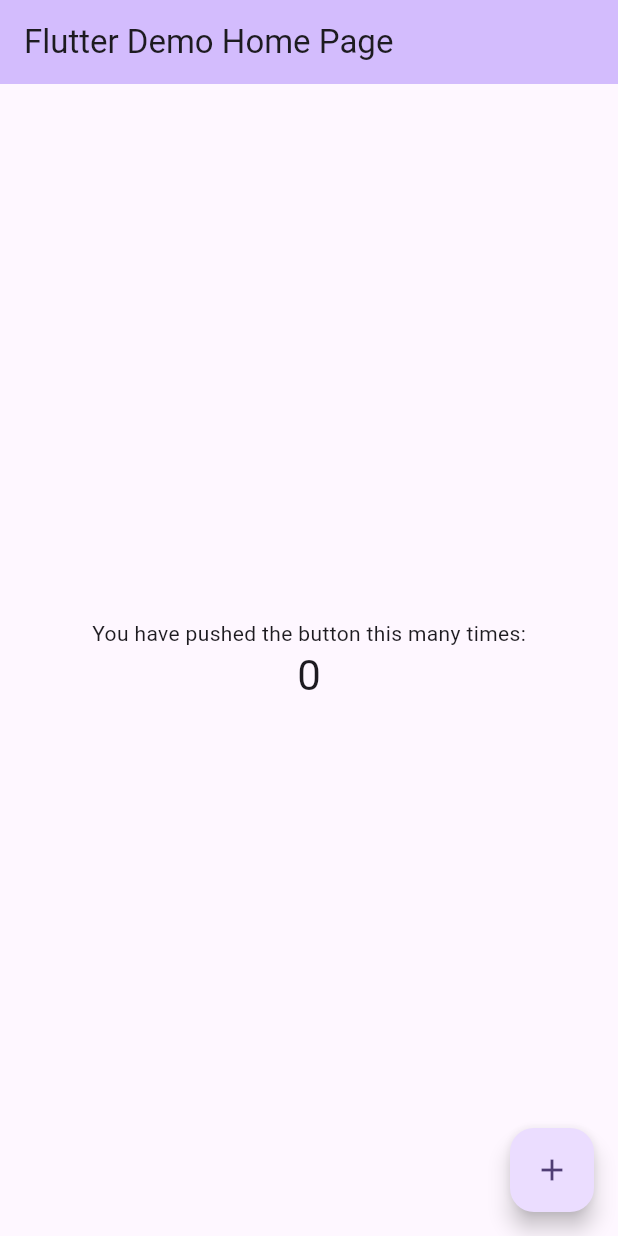
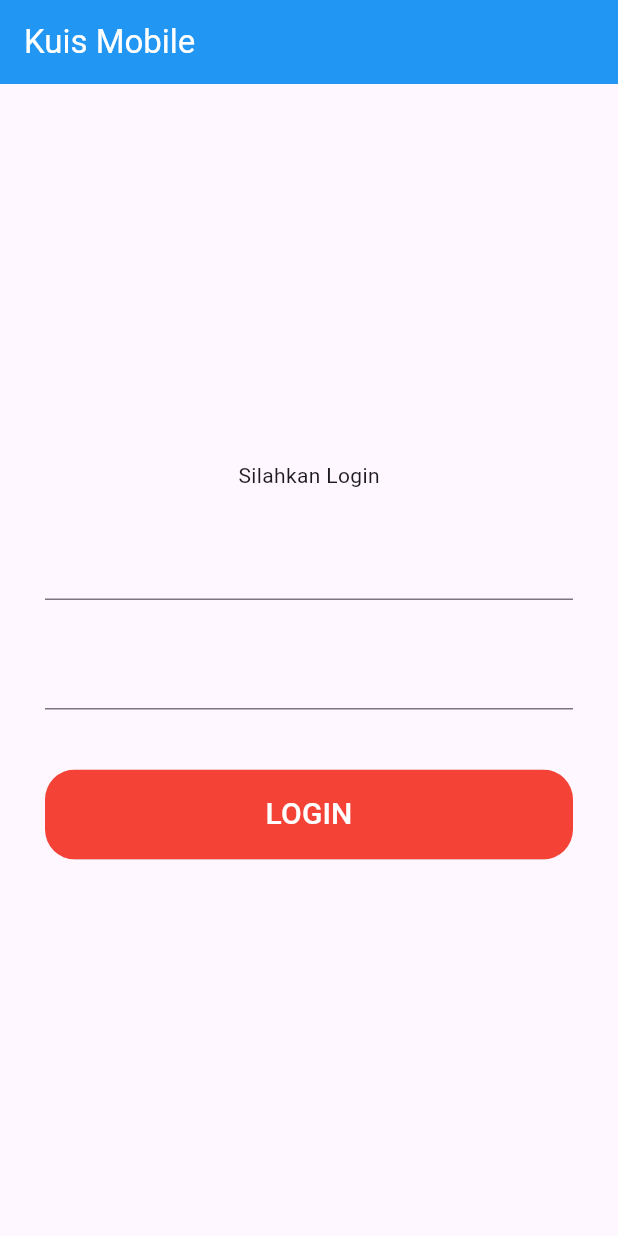
Before and after one commit to Praktikum-Mobile-IF-F/kuistpm_123210160, a Flutter app: the screen it shows after launch, on a phone screen of 412 x 824 dp. Run offline on Flutter 3.47's test engine with Material 3 defaults, Android fonts, the phone set to English and light mode, and no system bars.

Commit message:
first commit

```diff
--- a/lib/home.dart
+++ b/lib/home.dart
@@ -0,0 +1,123 @@
+import 'package:kuistpm/screen.dart';
+import 'package:flutter/material.dart';
+import 'package:kuistpm/screen.dart';
+
+
+class HomePage extends StatefulWidget {
+  const HomePage({super.key});
+
+  @override
+  State<HomePage> createState() => _HomePageState();
+}
+
+class _HomePageState extends State<HomePage> {
+  String username = "";
+  String password = "";
+  bool isLogin = true;
+  @override
+  Widget build(BuildContext context) {
+    return Scaffold(
+      appBar: AppBar(
+        title: Text(
+          "Kuis Mobile",
+          style: TextStyle(color: Colors.white),
+        ),
+        backgroundColor: Colors.blue,
+      ),
+      body: Padding(
+        padding: const EdgeInsets.all(30),
+        child: Center(
+          child: SingleChildScrollView(
+            child: Column(
+              children: [
+                Text("Silahkan Login"),
+                SizedBox(
+                  height: 25,
+                ),
+                TextFormField(
+                  onChanged: (value) {
+                    username = value;
+                  },
+                  onSaved: (String? value) {},
+                ),
+                SizedBox(
+                  height: 25,
+                ),
+                TextFormField(
+                  onChanged: (value) {
+                    password = value;
+                  },
+                  onSaved: (String? value) {},
+                ),
+                SizedBox(
+                  height: 40,
+                ),
+                Container(
+                  clipBehavior: Clip.antiAliasWithSaveLayer,
+                  width: double.infinity,
+                  height: 60,
+                  decoration: BoxDecoration(
+                    borderRadius: BorderRadius.circular(20),
+                  ),
+                  child: MaterialButton(
+                    onPressed: () {
+                      String text = "";
+                      SnackBar snackBar;
+                      if (username == "admin" && password == "123") {
+                        setState(() {
+                          text = "Login Sukses";
+                          snackBar = SnackBar(
+                            behavior: SnackBarBehavior.floating,
+                            content: Text(
+                              text,
+                              style: TextStyle(
+                                fontWeight: FontWeight.bold,
+                                fontSize: 17,
+                              ),
+                            ),
+                            backgroundColor: Colors.green,
+                          );
+                          isLogin = true;
+                          ScaffoldMessenger.of(context).showSnackBar(snackBar);
+                          Navigator.push(context,
+                              MaterialPageRoute(builder: (context) {
+                            return SecondPage();
+                          }));
+                        });
+                      } else {
+                        setState(() {
+                          text = "Login Gagal";
+                          snackBar = SnackBar(
+                            behavior: SnackBarBehavior.floating,
+                            content: Text(
+                              text,
+                              style: TextStyle(
+                                fontWeight: FontWeight.bold,
+                                fontSize: 17,
+                              ),
+                            ),
+                            backgroundColor: Colors.red,
+                          );
+                          isLogin = false;
+                          ScaffoldMessenger.of(context).showSnackBar(snackBar);
+                        });
+                      }
+                    },
+                    color: Colors.red,
+                    child: Text(
+                      'LOGIN',
+                      style: TextStyle(
+                        fontSize: 20,
+                        color: Colors.white,
+                      ),
+                    ),
+                  ),
+                ),
+              ],
+            ),
+          ),
+        ),
+      ),
+    );
+  }
+}
--- a/lib/main.dart
+++ b/lib/main.dart
@@ -1,4 +1,5 @@
 import 'package:flutter/material.dart';
+import 'package:kuistpm/home.dart';
 
 void main() {
   runApp(const MyApp());
@@ -11,115 +12,12 @@ class MyApp extends StatelessWidget {
   @override
   Widget build(BuildContext context) {
     return MaterialApp(
-      title: 'Flutter Demo',
+      title: 'kuistpm',
       theme: ThemeData(
-        // This is the theme of your application.
-        //
-        // TRY THIS: Try running your application with "flutter run". You'll see
-        // the application has a purple toolbar. Then, without quitting the app,
-        // try changing the seedColor in the colorScheme below to Colors.green
-        // and then invoke "hot reload" (save your changes or press the "hot
-        // reload" button in a Flutter-supported IDE, or press "r" if you used
-        // the command line to start the app).
-        //
-        // Notice that the counter didn't reset back to zero; the application
-        // state is not lost during the reload. To reset the state, use hot
-        // restart instead.
-        //
-        // This works for code too, not just values: Most code changes can be
-        // tested with just a hot reload.
         colorScheme: ColorScheme.fromSeed(seedColor: Colors.deepPurple),
         useMaterial3: true,
       ),
-      home: const MyHomePage(title: 'Flutter Demo Home Page'),
+      home: HomePage(),
     );
   }
 }
-
-class MyHomePage extends StatefulWidget {
-  const MyHomePage({super.key, required this.title});
-
-  // This widget is the home page of your application. It is stateful, meaning
-  // that it has a State object (defined below) that contains fields that affect
-  // how it looks.
-
-  // This class is the configuration for the state. It holds the values (in this
-  // case the title) provided by the parent (in this case the App widget) and
-  // used by the build method of the State. Fields in a Widget subclass are
-  // always marked "final".
-
-  final String title;
-
-  @override
-  State<MyHomePage> createState() => _MyHomePageState();
-}
-
-class _MyHomePageState extends State<MyHomePage> {
-  int _counter = 0;
-
-  void _incrementCounter() {
-    setState(() {
-      // This call to setState tells the Flutter framework that something has
-      // changed in this State, which causes it to rerun the build method below
-      // so that the display can reflect the updated values. If we changed
-      // _counter without calling setState(), then the build method would not be
-      // called again, and so nothing would appear to happen.
-      _counter++;
-    });
-  }
-
-  @override
-  Widget build(BuildContext context) {
-    // This method is rerun every time setState is called, for instance as done
-    // by the _incrementCounter method above.
-    //
-    // The Flutter framework has been optimized to make rerunning build methods
-    // fast, so that you can just rebuild anything that needs updating rather
-    // than having to individually change instances of widgets.
-    return Scaffold(
-      appBar: AppBar(
-        // TRY THIS: Try changing the color here to a specific color (to
-        // Colors.amber, perhaps?) and trigger a hot reload to see the AppBar
-        // change color while the other colors stay the same.
-        backgroundColor: Theme.of(context).colorScheme.inversePrimary,
-        // Here we take the value from the MyHomePage object that was created by
-        // the App.build method, and use it to set our appbar title.
-        title: Text(widget.title),
-      ),
-      body: Center(
-        // Center is a layout widget. It takes a single child and positions it
-        // in the middle of the parent.
-        child: Column(
-          // Column is also a layout widget. It takes a list of children and
-          // arranges them vertically. By default, it sizes itself to fit its
-          // children horizontally, and tries to be as tall as its parent.
-          //
-          // Column has various properties to control how it sizes itself and
-          // how it positions its children. Here we use mainAxisAlignment to
-          // center the children vertically; the main axis here is the vertical
-          // axis because Columns are vertical (the cross axis would be
-          // horizontal).
-          //
-          // TRY THIS: Invoke "debug painting" (choose the "Toggle Debug Paint"
-          // action in the IDE, or press "p" in the console), to see the
-          // wireframe for each widget.
-          mainAxisAlignment: MainAxisAlignment.center,
-          children: <Widget>[
-            const Text(
-              'You have pushed the button this many times:',
-            ),
-            Text(
-              '$_counter',
-              style: Theme.of(context).textTheme.headlineMedium,
-            ),
-          ],
-        ),
-      ),
-      floatingActionButton: FloatingActionButton(
-        onPressed: _incrementCounter,
-        tooltip: 'Increment',
-        child: const Icon(Icons.add),
-      ), // This trailing comma makes auto-formatting nicer for build methods.
-    );
-  }
-}
```
Also changed, not shown: lib/login.dart (deleted).
